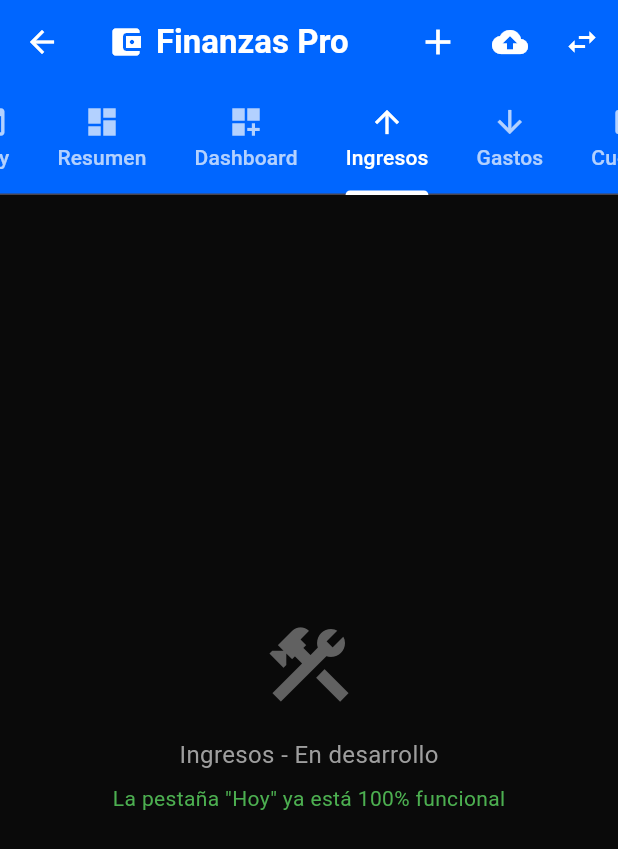
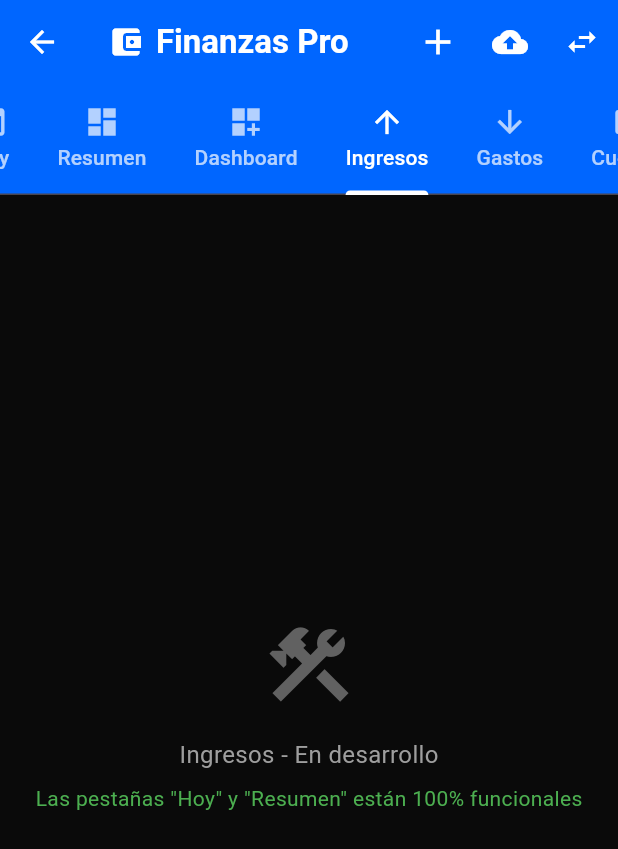
Before and after one commit to williansrealestate-ops/crm-inmobiliario, a Flutter app: the FinanzasScreen screen opened directly, tab 4 chosen, on a phone screen of 412 x 824 dp. Shown: the top 849 px of the screen. Run offline on Flutter 3.47's test engine with Material 3 defaults, Android fonts, the phone set to English and light mode, and no system bars; our stand-ins replace cloud_firestore, file_picker, firebase_core, fl_chart, flutter_map, google_maps_flutter and 7 more; missing offline and left inert: dart:html, dart:indexed_db; accounts and stored records are empty; statements that could not run were skipped.

Commit message:
fix: corregir errores de scope y sintaxis en finanzas_screen

```diff
--- a/lib/screens/finanzas/finanzas_screen.dart
+++ b/lib/screens/finanzas/finanzas_screen.dart
@@ -12,6 +12,7 @@ class FinanzasScreen extends StatefulWidget {
 class _FinanzasScreenState extends State<FinanzasScreen> with SingleTickerProviderStateMixin {
   final FirebaseFirestore _firestore = FirebaseFirestore.instance;
   late TabController _tabController;
+  int _vistaActual = 0;
 
   @override
   void initState() {
@@ -77,14 +78,14 @@ class _FinanzasScreenState extends State<FinanzasScreen> with SingleTickerProvid
           _buildPlaceholder('Reportes'),
           _buildPlaceholder('Presupuestos'),
           _buildPlaceholder('Metas'),
-          _buildDeudas(),
+          _buildPlaceholder('Deudas'),
         ],
       ),
     );
   }
 
   // ==========================================
-  // ✅ PESTAÑA "HOY" COMPLETA Y FUNCIONAL
+  // ✅ PESTAÑA "HOY"
   // ==========================================
   Widget _buildVistaHoy() {
     final hoy = DateTime.now();
@@ -307,6 +308,9 @@ class _FinanzasScreenState extends State<FinanzasScreen> with SingleTickerProvid
     );
   }
 
+  // ==========================================
+  // ✅ PESTAÑA "RESUMEN"
+  // ==========================================
   Widget _buildResumen() {
     return Container(
       padding: const EdgeInsets.all(16),
@@ -352,7 +356,7 @@ class _FinanzasScreenState extends State<FinanzasScreen> with SingleTickerProvid
               ],
             ),
             const SizedBox(height: 24),
-            const Text('📈 Tendencia Mensual', style: TextStyle(color: Colors.white, fontSize: 18, fontWeight: FontWeight.bold)),
+            const Text(' Tendencia Mensual', style: TextStyle(color: Colors.white, fontSize: 18, fontWeight: FontWeight.bold)),
             const SizedBox(height: 16),
             Container(
               height: 250,
@@ -487,45 +491,7 @@ class _FinanzasScreenState extends State<FinanzasScreen> with SingleTickerProvid
           const SizedBox(height: 16),
           Text('$nombre - En desarrollo', style: const TextStyle(color: Colors.grey, fontSize: 16)),
           const SizedBox(height: 8),
-          const Text('La pestaña "Hoy" ya está 100% funcional', style: TextStyle(color: Colors.green, fontSize: 14)),
-        ],
-      ),
-    );
-  }
-
-  Widget _buildDeudas() {
-    return Container(
-      padding: const EdgeInsets.all(16),
-      child: Column(
-        crossAxisAlignment: CrossAxisAlignment.start,
-        children: [
-          Row(
-            mainAxisAlignment: MainAxisAlignment.spaceBetween,
-            children: [
-              const Text('💳 Deudas', style: TextStyle(color: Colors.white, fontSize: 20, fontWeight: FontWeight.bold)),
-              ElevatedButton.icon(
-                onPressed: () {
-                  ScaffoldMessenger.of(context).showSnackBar(const SnackBar(content: Text('Formulario de nueva deuda - Próximamente'), backgroundColor: Colors.orange));
-                },
-                icon: const Icon(Icons.add, color: Colors.white),
-                label: const Text('Nueva deuda', style: TextStyle(color: Colors.white)),
-                style: ElevatedButton.styleFrom(backgroundColor: const Color(0xFF0066FF)),
-              ),
-            ],
-          ),
-          const SizedBox(height: 16),
-          Expanded(
-            child: Center(
-              child: Column(
-                mainAxisAlignment: MainAxisAlignment.center,
-                children: [
-                  Icon(Icons.money_off, color: Colors.grey.shade700, size: 64),
-                  const SizedBox(height: 16),
-                  const Text('Módulo de Deudas en desarrollo', style: TextStyle(color: Colors.grey, fontSize: 16)),
-                ],
-              ),
-            ),
-          ),
+          const Text('Las pestañas "Hoy" y "Resumen" están 100% funcionales', style: TextStyle(color: Colors.green, fontSize: 14)),
         ],
       ),
     );
```
